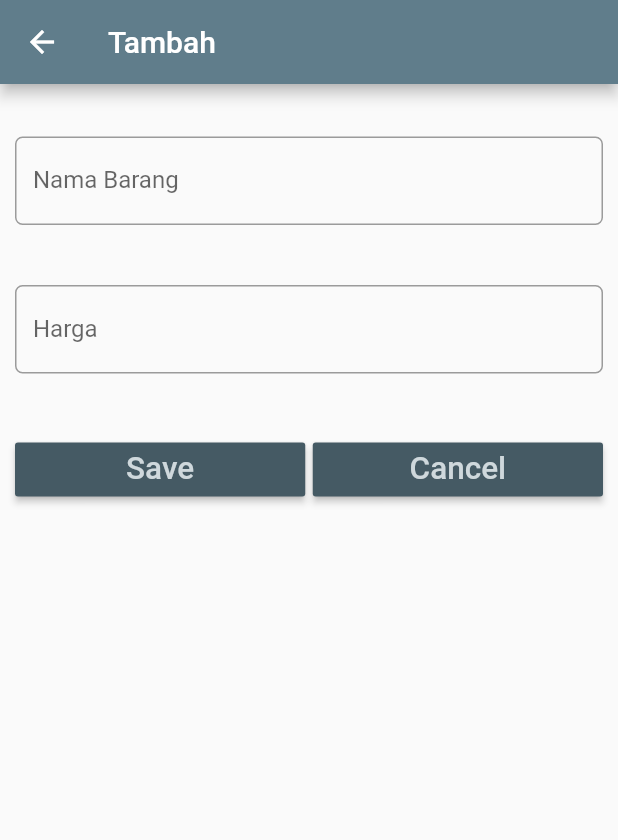
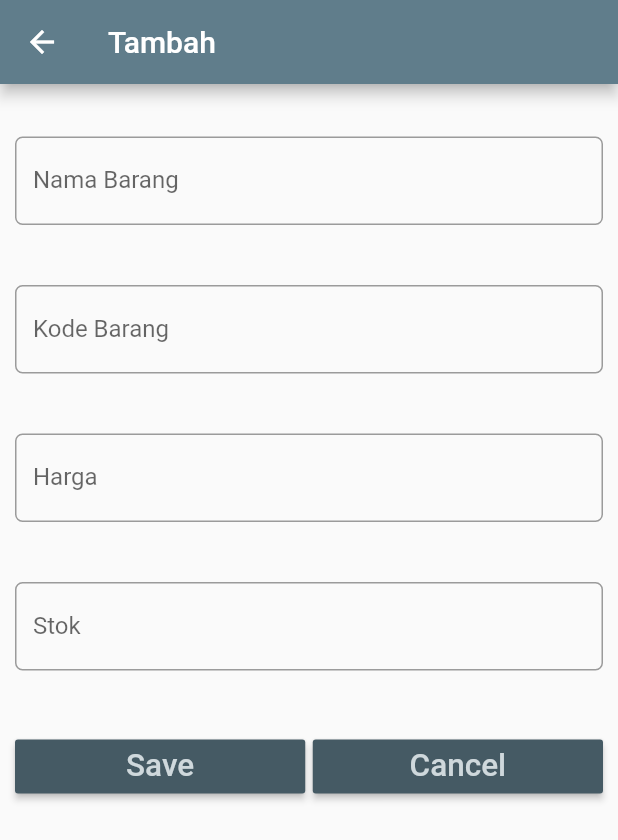
Before and after one commit to MochHelmiHasan6/Week6, a Flutter app: the screen it shows after launch, after a tap on "Tambah Item", on a phone screen of 412 x 824 dp. Shown: the top 840 px of the screen. Run offline on Flutter 3.47's test engine with Material 2 defaults, Android fonts, the light colour scheme and no system bars; our stand-ins replace sqflite; accounts and stored records are empty.

Commit message:
Menambahkan variable kode dan stok

```diff
--- a/lib/item.dart
+++ b/lib/item.dart
@@ -1,29 +1,41 @@
 class Item {
   int _id;
   String _name;
+  String _kode;
   int _price;
+  int _stok;
 
   int get id => _id;
 
   String get name => this._name;
   set name(String value) => this._name = value;
 
+  String get kode => this._kode;
+  set kode(String value) => this._kode = value;
+
   get price => this._price;
   set price(value) => this._price;
 
-  Item(this._name, this._price);
+  get stok => this._stok;
+  set stok(value) => this._stok;
+
+  Item(this._name, this._kode, this._price, this._stok);
 
   Item.fromMap(Map<String, dynamic> map) {
     this._id = map['id'];
     this._name = map['name'];
+    this._kode = map['kode'];
     this._price = map['price'];
+    this._stok = map['stok'];
   }
 
   Map<String, dynamic> toMap() {
     Map<String, dynamic> map = Map<String, dynamic>();
     map['id'] = this._id;
     map['name'] = name;
+    map['kode'] = kode;
     map['price'] = price;
+    map['stok'] = stok;
     return map;
   }
 }
--- a/lib/sqlite/dbhelper.dart
+++ b/lib/sqlite/dbhelper.dart
@@ -11,7 +11,7 @@ class DbHelper {
   Future<Database> initDb() async {
     //untuk menentukan nama database dan lokasi yg dibuat
     Directory directory = await getApplicationDocumentsDirectory();
-    String path = directory.path + 'item.db';
+    String path = directory.path + 'itemBaru.db';
     //create, read databases
     var itemDatabase = openDatabase(path, version: 4, onCreate: _createDb);
 
@@ -25,7 +25,9 @@ class DbHelper {
  CREATE TABLE item (
  id INTEGER PRIMARY KEY AUTOINCREMENT,
  name TEXT,
- price INTEGER
+ kode TEXT,
+ price INTEGER,
+ stok INTEGER
  )
  ''');
   }
--- a/lib/sqlite/entryForm.dart
+++ b/lib/sqlite/entryForm.dart
@@ -13,13 +13,17 @@ class EntryFormState extends State<EntryForm> {
   Item item;
   EntryFormState(this.item);
   TextEditingController nameController = TextEditingController();
+  TextEditingController kodeController = TextEditingController();
   TextEditingController priceController = TextEditingController();
+  TextEditingController stokController = TextEditingController();
   @override
   Widget build(BuildContext context) {
     //kondisi
     if (item != null) {
       nameController.text = item.name;
+      kodeController.text = item.kode;
       priceController.text = item.price.toString();
+      stokController.text = item.stok.toString();
     }
     //rubah
     return Scaffold(
@@ -52,6 +56,23 @@ class EntryFormState extends State<EntryForm> {
                 },
               ),
             ),
+            //kode
+            Padding(
+              padding: EdgeInsets.only(top: 20.0, bottom: 20.0),
+              child: TextField(
+                controller: kodeController,
+                keyboardType: TextInputType.text,
+                decoration: InputDecoration(
+                  labelText: 'Kode Barang',
+                  border: OutlineInputBorder(
+                    borderRadius: BorderRadius.circular(5.0),
+                  ),
+                ),
+                onChanged: (value) {
+                  //
+                },
+              ),
+            ),
             // harga
             Padding(
               padding: EdgeInsets.only(top: 20.0, bottom: 20.0),
@@ -60,6 +81,23 @@ class EntryFormState extends State<EntryForm> {
                 keyboardType: TextInputType.number,
                 decoration: InputDecoration(
                   labelText: 'Harga',
+                  border: OutlineInputBorder(
+                    borderRadius: BorderRadius.circular(5.0),
+                  ),
+                ),
+                onChanged: (value) {
+                  //
+                },
+              ),
+            ),
+            //stok
+            Padding(
+              padding: EdgeInsets.only(top: 20.0, bottom: 20.0),
+              child: TextField(
+                controller: stokController,
+                keyboardType: TextInputType.number,
+                decoration: InputDecoration(
+                  labelText: 'Stok',
                   border: OutlineInputBorder(
                     borderRadius: BorderRadius.circular(5.0),
                   ),
@@ -87,12 +125,17 @@ class EntryFormState extends State<EntryForm> {
                       onPressed: () {
                         if (item == null) {
                           // tambah data
-                            item = Item(nameController.text,
-                                int.parse(priceController.text));
+                          item = Item(
+                              nameController.text,
+                              kodeController.text,
+                              int.parse(priceController.text),
+                              int.parse(stokController.text));
                         } else {
                           // ubah data
                           item.name = nameController.text;
+                          item.kode = kodeController.text;
                           item.price = int.parse(priceController.text);
+                          item.stok = int.parse(stokController.text);
                         }
                         // kembali ke layar sebelumnya dengan membawa objek item
                         Navigator.pop(context, item);
@@ -122,6 +165,7 @@ class EntryFormState extends State<EntryForm> {
             ),
           ],
         ),
-        ));
+      ),
+    );
   }
 }
```
Also changed, not shown: images/item1.1.jpeg (added), images/item1.2.jpeg (added), images/item1.jpeg (added), images/item2.1.jpeg (added), images/item2.2.jpeg (added), images/item2.jpeg (added). Lines whose indentation alone changed are shown as unchanged.
